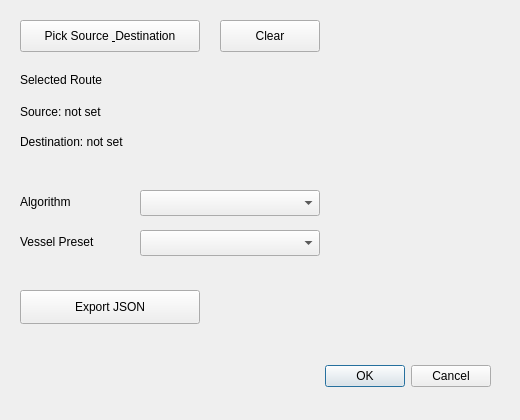
Above: wrt_plugin_lite_dialog_base.ui from ahmad-04/wrt_plugin_lite before the change. Below: the same form after it.
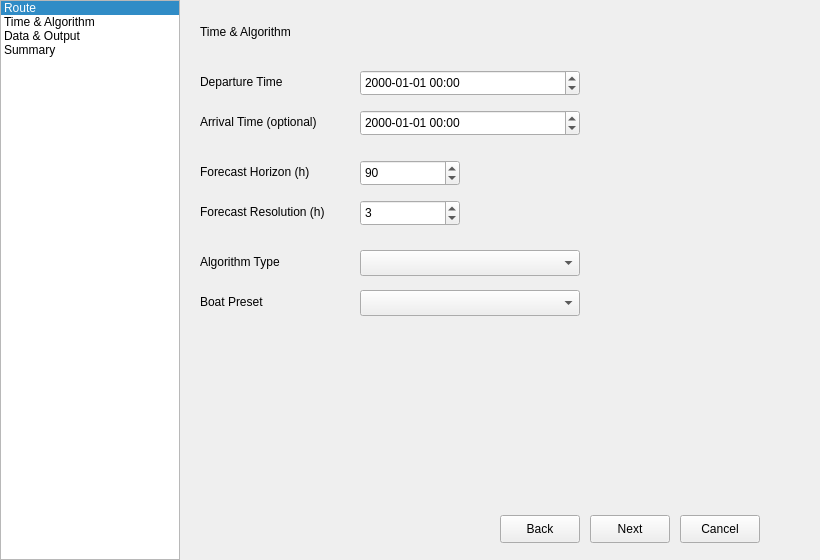
That is the form after the change. The open tabs and pages were chosen to show the change.

Commit message: 4 page setup

```diff
--- a/wrt_plugin_lite_dialog_base.ui
+++ b/wrt_plugin_lite_dialog_base.ui
@@ -5,19 +5,79 @@
    <rect>
     <x>0</x>
     <y>0</y>
-    <width>520</width>
-    <height>420</height>
+    <width>820</width>
+    <height>560</height>
    </rect>
   </property>
   <property name="windowTitle">
-   <string>WRT Plugin Lite</string>
+   <string>WRT Config Wizard</string>
   </property>
+
+  <widget class="QListWidget" name="navList">
+   <property name="geometry">
+    <rect>
+     <x>0</x>
+     <y>0</y>
+     <width>180</width>
+     <height>560</height>
+    </rect>
+   </property>
+   <property name="currentRow">
+    <number>0</number>
+   </property>
+   <item>
+    <property name="text">
+     <string>Route</string>
+    </property>
+   </item>
+   <item>
+    <property name="text">
+     <string>Time &amp; Algorithm</string>
+    </property>
+   </item>
+   <item>
+    <property name="text">
+     <string>Data &amp; Output</string>
+    </property>
+   </item>
+   <item>
+    <property name="text">
+     <string>Summary</string>
+    </property>
+   </item>
+  </widget>
+
+  <widget class="QStackedWidget" name="stackedWidget">
+   <property name="geometry">
+    <rect>
+     <x>180</x>
+     <y>0</y>
+     <width>640</width>
+     <height>500</height>
+    </rect>
+   </property>
+
+   <!-- Page 1: Route -->
+   <widget class="QWidget" name="pageRoute">
+    <widget class="QLabel" name="labelRouteTitle">
+     <property name="geometry">
+      <rect>
+       <x>20</x>
+       <y>20</y>
+       <width>200</width>
+       <height>24</height>
+      </rect>
+     </property>
+     <property name="text">
+      <string>Route</string>
+     </property>
+    </widget>
 
   <widget class="QPushButton" name="btnPickRoute">
    <property name="geometry">
     <rect>
      <x>20</x>
-     <y>20</y>
+       <y>60</y>
      <width>180</width>
      <height>32</height>
     </rect>
@@ -31,7 +91,7 @@
    <property name="geometry">
     <rect>
      <x>220</x>
-     <y>20</y>
+       <y>60</y>
      <width>100</width>
      <height>32</height>
     </rect>
@@ -41,45 +101,186 @@
    </property>
   </widget>
 
-  <widget class="QLabel" name="labelRouteTitle">
+    <widget class="QTableWidget" name="tableRoute">
    <property name="geometry">
     <rect>
      <x>20</x>
-     <y>70</y>
+       <y>120</y>
+       <width>580</width>
+       <height>260</height>
+      </rect>
+     </property>
+     <property name="columnCount">
+      <number>3</number>
+     </property>
+     <property name="rowCount">
+      <number>2</number>
+     </property>
+     <column>
+      <property name="text">
+       <string>Type</string>
+      </property>
+     </column>
+     <column>
+      <property name="text">
+       <string>Latitude</string>
+      </property>
+     </column>
+     <column>
+      <property name="text">
+       <string>Longitude</string>
+      </property>
+     </column>
+     <row>
+      <property name="text">
+       <string>0</string>
+      </property>
+     </row>
+     <row>
+      <property name="text">
+       <string>1</string>
+      </property>
+     </row>
+    </widget>
+   </widget>
+
+   <!-- Page 2: Time & Algorithm -->
+   <widget class="QWidget" name="pageTimeAlgorithm">
+    <widget class="QLabel" name="labelTimeAlgoTitle">
+     <property name="geometry">
+      <rect>
+       <x>20</x>
+       <y>20</y>
      <width>200</width>
-     <height>20</height>
+       <height>24</height>
     </rect>
    </property>
    <property name="text">
-    <string>Selected Route</string>
+      <string>Time &amp; Algorithm</string>
    </property>
   </widget>
 
-  <widget class="QLabel" name="lblSource">
+    <widget class="QLabel" name="labelDepartureTime">
    <property name="geometry">
     <rect>
      <x>20</x>
-     <y>100</y>
-     <width>470</width>
+       <y>70</y>
+       <width>140</width>
      <height>24</height>
     </rect>
    </property>
    <property name="text">
-    <string>Source: not set</string>
+      <string>Departure Time</string>
    </property>
   </widget>
 
-  <widget class="QLabel" name="lblDest">
+    <widget class="QDateTimeEdit" name="dateTimeDeparture">
    <property name="geometry">
     <rect>
+       <x>180</x>
+       <y>70</y>
+       <width>220</width>
+       <height>26</height>
+      </rect>
+     </property>
+     <property name="displayFormat">
+      <string>yyyy-MM-dd HH:mm</string>
+     </property>
+    </widget>
+
+    <widget class="QLabel" name="labelArrivalTime">
+     <property name="geometry">
+      <rect>
      <x>20</x>
-     <y>130</y>
-     <width>470</width>
+       <y>110</y>
+       <width>140</width>
      <height>24</height>
     </rect>
    </property>
    <property name="text">
-    <string>Destination: not set</string>
+      <string>Arrival Time (optional)</string>
+     </property>
+    </widget>
+
+    <widget class="QDateTimeEdit" name="dateTimeArrival">
+     <property name="geometry">
+      <rect>
+       <x>180</x>
+       <y>110</y>
+       <width>220</width>
+       <height>26</height>
+      </rect>
+     </property>
+     <property name="displayFormat">
+      <string>yyyy-MM-dd HH:mm</string>
+     </property>
+    </widget>
+
+    <widget class="QLabel" name="labelForecastHorizon">
+     <property name="geometry">
+      <rect>
+       <x>20</x>
+       <y>160</y>
+       <width>140</width>
+       <height>24</height>
+      </rect>
+     </property>
+     <property name="text">
+      <string>Forecast Horizon (h)</string>
+     </property>
+    </widget>
+
+    <widget class="QSpinBox" name="spinForecastHorizon">
+     <property name="geometry">
+      <rect>
+       <x>180</x>
+       <y>160</y>
+       <width>100</width>
+       <height>26</height>
+      </rect>
+     </property>
+     <property name="minimum">
+      <number>1</number>
+     </property>
+     <property name="maximum">
+      <number>240</number>
+     </property>
+     <property name="value">
+      <number>90</number>
+     </property>
+    </widget>
+
+    <widget class="QLabel" name="labelForecastResolution">
+     <property name="geometry">
+      <rect>
+       <x>20</x>
+       <y>200</y>
+       <width>140</width>
+       <height>24</height>
+      </rect>
+     </property>
+     <property name="text">
+      <string>Forecast Resolution (h)</string>
+     </property>
+    </widget>
+
+    <widget class="QSpinBox" name="spinForecastResolution">
+     <property name="geometry">
+      <rect>
+       <x>180</x>
+       <y>200</y>
+       <width>100</width>
+       <height>26</height>
+      </rect>
+     </property>
+     <property name="minimum">
+      <number>1</number>
+     </property>
+     <property name="maximum">
+      <number>24</number>
+     </property>
+     <property name="value">
+      <number>3</number>
    </property>
   </widget>
 
@@ -87,22 +288,22 @@
    <property name="geometry">
     <rect>
      <x>20</x>
-     <y>190</y>
-     <width>100</width>
+       <y>250</y>
+       <width>140</width>
      <height>24</height>
     </rect>
    </property>
    <property name="text">
-    <string>Algorithm</string>
+      <string>Algorithm Type</string>
    </property>
   </widget>
 
   <widget class="QComboBox" name="comboAlgorithm">
    <property name="geometry">
     <rect>
-     <x>140</x>
-     <y>190</y>
-     <width>180</width>
+       <x>180</x>
+       <y>250</y>
+       <width>220</width>
      <height>26</height>
     </rect>
    </property>
@@ -112,22 +313,139 @@
    <property name="geometry">
     <rect>
      <x>20</x>
-     <y>230</y>
-     <width>100</width>
+       <y>290</y>
+       <width>140</width>
      <height>24</height>
     </rect>
    </property>
    <property name="text">
-    <string>Vessel Preset</string>
+      <string>Boat Preset</string>
    </property>
   </widget>
 
   <widget class="QComboBox" name="comboVessel">
    <property name="geometry">
     <rect>
-     <x>140</x>
-     <y>230</y>
-     <width>180</width>
+       <x>180</x>
+       <y>290</y>
+       <width>220</width>
+       <height>26</height>
+      </rect>
+     </property>
+    </widget>
+   </widget>
+
+   <!-- Page 3: Data & Output -->
+   <widget class="QWidget" name="pageDataOutput">
+    <widget class="QLabel" name="labelDataOutputTitle">
+     <property name="geometry">
+      <rect>
+       <x>20</x>
+       <y>20</y>
+       <width>200</width>
+       <height>24</height>
+      </rect>
+     </property>
+     <property name="text">
+      <string>Data &amp; Output</string>
+     </property>
+    </widget>
+
+    <widget class="QLabel" name="labelDataMode">
+     <property name="geometry">
+      <rect>
+       <x>20</x>
+       <y>70</y>
+       <width>140</width>
+       <height>24</height>
+      </rect>
+     </property>
+     <property name="text">
+      <string>Data Mode</string>
+     </property>
+    </widget>
+
+    <widget class="QComboBox" name="comboDataMode">
+     <property name="geometry">
+      <rect>
+       <x>180</x>
+       <y>70</y>
+       <width>220</width>
+       <height>26</height>
+      </rect>
+     </property>
+    </widget>
+
+    <widget class="QLabel" name="labelWeatherPath">
+     <property name="geometry">
+      <rect>
+       <x>20</x>
+       <y>120</y>
+       <width>140</width>
+       <height>24</height>
+      </rect>
+     </property>
+     <property name="text">
+      <string>Weather Data Path</string>
+     </property>
+    </widget>
+
+    <widget class="QLineEdit" name="lineWeatherPath">
+     <property name="geometry">
+      <rect>
+       <x>180</x>
+       <y>120</y>
+       <width>340</width>
+       <height>26</height>
+      </rect>
+     </property>
+    </widget>
+
+    <widget class="QLabel" name="labelDepthPath">
+     <property name="geometry">
+      <rect>
+       <x>20</x>
+       <y>170</y>
+       <width>140</width>
+       <height>24</height>
+      </rect>
+     </property>
+     <property name="text">
+      <string>Depth Data Path</string>
+     </property>
+    </widget>
+
+    <widget class="QLineEdit" name="lineDepthPath">
+     <property name="geometry">
+      <rect>
+       <x>180</x>
+       <y>170</y>
+       <width>340</width>
+       <height>26</height>
+      </rect>
+     </property>
+    </widget>
+
+    <widget class="QLabel" name="labelRouteOutputPath">
+     <property name="geometry">
+      <rect>
+       <x>20</x>
+       <y>220</y>
+       <width>140</width>
+       <height>24</height>
+      </rect>
+     </property>
+     <property name="text">
+      <string>Route Output Path</string>
+     </property>
+    </widget>
+
+    <widget class="QLineEdit" name="lineRouteOutputPath">
+     <property name="geometry">
+      <rect>
+       <x>180</x>
+       <y>220</y>
+       <width>340</width>
      <height>26</height>
     </rect>
    </property>
@@ -138,29 +456,87 @@
     <rect>
      <x>20</x>
      <y>290</y>
-     <width>180</width>
-     <height>34</height>
+       <width>160</width>
+       <height>32</height>
     </rect>
    </property>
    <property name="text">
     <string>Export JSON</string>
    </property>
   </widget>
+   </widget>
 
-  <widget class="QDialogButtonBox" name="button_box">
+   <!-- Page 4: Summary -->
+   <widget class="QWidget" name="pageSummary">
+    <widget class="QLabel" name="labelSummaryTitle">
    <property name="geometry">
     <rect>
-     <x>170</x>
-     <y>360</y>
-     <width>321</width>
-     <height>32</height>
-    </rect>
-   </property>
-   <property name="orientation">
-    <enum>Qt::Horizontal</enum>
-   </property>
-   <property name="standardButtons">
-    <set>QDialogButtonBox::Cancel|QDialogButtonBox::Ok</set>
+       <x>20</x>
+       <y>20</y>
+       <width>200</width>
+       <height>24</height>
+      </rect>
+     </property>
+     <property name="text">
+      <string>Summary</string>
+     </property>
+    </widget>
+
+    <widget class="QPlainTextEdit" name="summaryText">
+     <property name="geometry">
+      <rect>
+       <x>20</x>
+       <y>60</y>
+       <width>580</width>
+       <height>340</height>
+      </rect>
+     </property>
+     <property name="readOnly">
+      <bool>true</bool>
+     </property>
+    </widget>
+   </widget>
+  </widget>
+
+  <widget class="QPushButton" name="btnBack">
+   <property name="geometry">
+    <rect>
+     <x>500</x>
+     <y>515</y>
+     <width>80</width>
+     <height>28</height>
+    </rect>
+   </property>
+   <property name="text">
+    <string>Back</string>
+   </property>
+  </widget>
+
+  <widget class="QPushButton" name="btnNext">
+   <property name="geometry">
+    <rect>
+     <x>590</x>
+     <y>515</y>
+     <width>80</width>
+     <height>28</height>
+    </rect>
+   </property>
+   <property name="text">
+    <string>Next</string>
+   </property>
+  </widget>
+
+  <widget class="QPushButton" name="btnCancel">
+   <property name="geometry">
+    <rect>
+     <x>680</x>
+     <y>515</y>
+     <width>80</width>
+     <height>28</height>
+    </rect>
+   </property>
+   <property name="text">
+    <string>Cancel</string>
    </property>
   </widget>
  </widget>
```
Left out of the diff: 36 changed lines with no effect on the pictures. Lines whose indentation alone changed are shown as unchanged. The commit also changes 3 other files.
